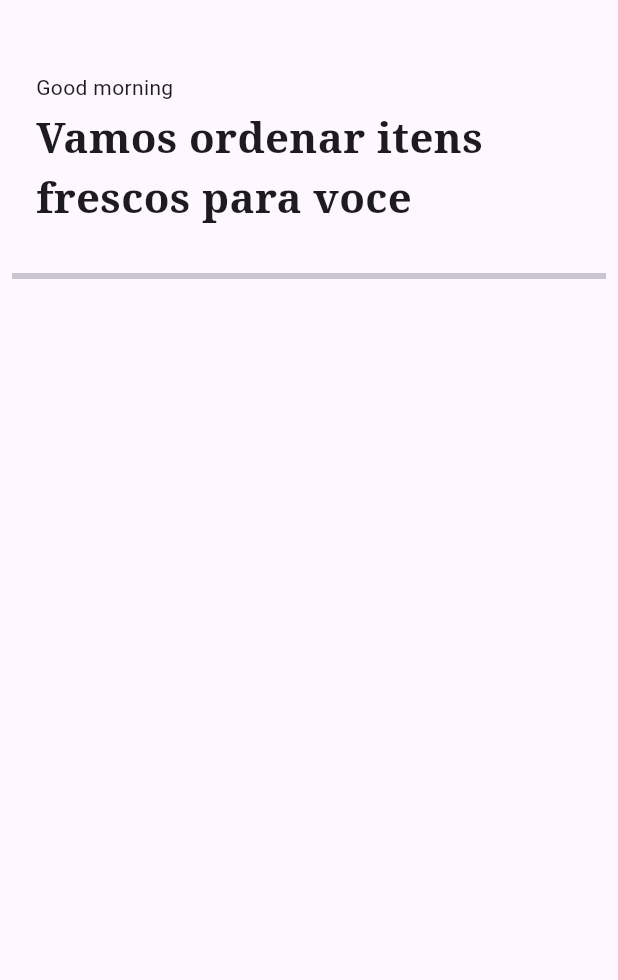
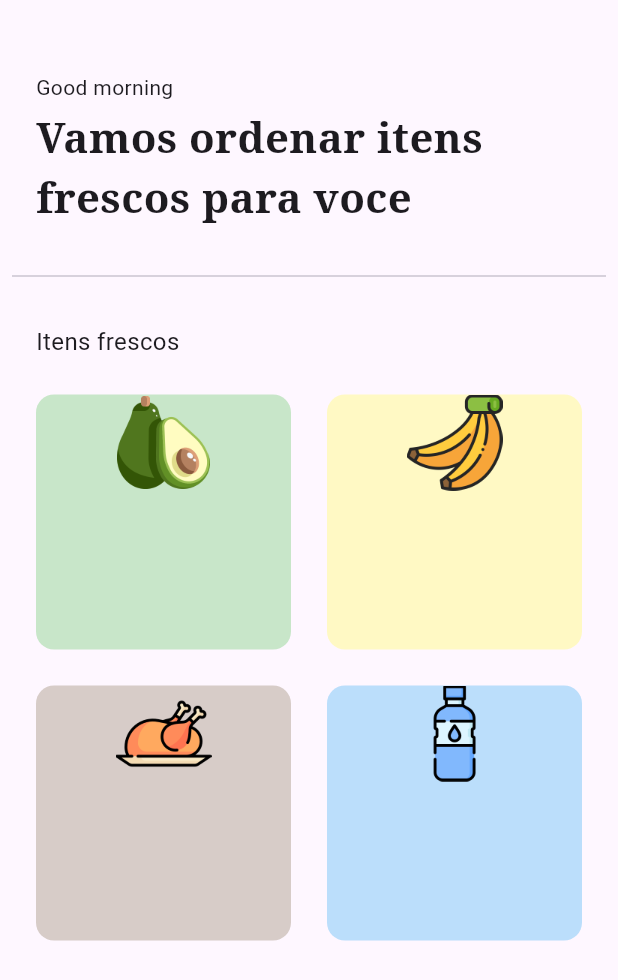
Before and after one commit to leonardoXimenes/flutter_app_mercado, a Flutter app: the screen it shows after launch, after a tap on "Get start", on a phone screen of 412 x 824 dp. Shown: the top 980 px of the screen. Run offline on Flutter 3.47's test engine with Material 3 defaults, Android fonts, the light colour scheme and no system bars; our stand-ins replace google_fonts.

Commit message:
commit 10

```diff
--- /dev/null
+++ b/lib/components/grocery_item_tile.dart
@@ -0,0 +1,40 @@
+import 'package:flutter/material.dart';
+
+class GroceryItemTile extends StatelessWidget {
+  final String itemName;
+  final String itemPrice;
+  final String imagePath;
+  final color;
+
+  const GroceryItemTile({
+    super.key,
+    required this.itemName,
+    required this.itemPrice,
+    required this.imagePath,
+    required this.color,
+    });
+
+  @override
+  Widget build(BuildContext context) {
+    return  Padding(
+      padding: const EdgeInsets.all(12.0),
+      child: Container(
+        decoration: BoxDecoration(
+          color:  color[100],
+          borderRadius: BorderRadius.circular(12),
+          ),
+        child: Column(children: [
+          // image
+          Image.asset(
+            imagePath,
+            height: 64,),
+
+          //item name
+          //----------------------- tempo do video 12:27----------------------------------------
+
+          // price + button
+        ],),
+      ),
+    );
+  }
+}
--- a/lib/main.dart
+++ b/lib/main.dart
@@ -1,4 +1,6 @@
 import 'package:flutter/material.dart';
+import 'package:flutter_app_mercado/model/cart_model.dart';
+import 'package:provider/provider.dart';
 import 'pages/intro_page.dart';
 
 void main() {
@@ -10,9 +12,12 @@ class MyApp extends StatelessWidget {
 
   @override
   Widget build(BuildContext context) {
-    return const MaterialApp(
-      debugShowCheckedModeBanner: false,
-      home: IntroPage(),
-    );
+    return ChangeNotifierProvider(
+      create: (context) => CartModel(),
+      child: const MaterialApp(
+        debugShowCheckedModeBanner: false,
+        home: IntroPage(),
+      ),
+      );
   }
 }
--- /dev/null
+++ b/lib/model/cart_model.dart
@@ -0,0 +1,14 @@
+import 'package:flutter/material.dart';
+
+class CartModel extends ChangeNotifier{
+//list of items on sales
+  final List _shopItems = [
+    //[itemName, ItemPrice, imagePath, color ]
+    ["Abacate", "4.00", "images/abacate.png", Colors.green],
+    ["Banana", "2.50", "images/banana.png", Colors.yellow],
+    ["Frango", "12.80", "images/frango.png", Colors.brown],
+    ["Agua", "1.00", "images/agua.png", Colors.blue],
+  ];
+
+  get shopItems => _shopItems;
+}
--- a/lib/pages/home_page.dart
+++ b/lib/pages/home_page.dart
@@ -1,5 +1,8 @@
 import 'package:flutter/material.dart';
+import 'package:flutter_app_mercado/components/grocery_item_tile.dart';
+import 'package:flutter_app_mercado/model/cart_model.dart';
 import 'package:google_fonts/google_fonts.dart';
+import 'package:provider/provider.dart';
 
 class HomePage extends StatelessWidget {
   const HomePage({super.key});
@@ -36,20 +39,45 @@ class HomePage extends StatelessWidget {
             const SizedBox(height: 24),
 
             //divider
-             Padding(
+             const Padding(
               padding: const EdgeInsets.symmetric(horizontal:  8.0),
-              child: Divider(
-                thickness: 4,
+              child: Divider(),
               ),
-            ),
 
             const SizedBox(height: 24),
 
             //fresh items + grid
+            const Padding(
+              padding: EdgeInsets.symmetric(horizontal: 24.0),
+              child: Text(
+                "Itens frescos",
+                style: TextStyle(fontSize: 16),
+              ),
+            ),
+
+            Expanded(
+              child: Consumer<CartModel>(
+                builder: (context,value, child){
+                return GridView.builder(
+                  itemCount: value.shopItems.length,
+                  padding: EdgeInsets.all(12),
+                  gridDelegate:
+                  const SliverGridDelegateWithFixedCrossAxisCount(
+                    crossAxisCount: 2),
+                    itemBuilder: (context, index) {
+                      return GroceryItemTile(
+                        itemName: value.shopItems[index][0],
+                        itemPrice: value.shopItems[index][1],
+                        imagePath: value.shopItems[index][2],
+                        color: value.shopItems[index][3],
+                        );
+                    },
+                  );
+              },)
+            )
           ],
         ),
       ),
     );
   }
 }
-// tempo do video do youtube : 07:23
--- a/pubspec.yaml
+++ b/pubspec.yaml
@@ -35,6 +35,7 @@ dependencies:
   # Use with the CupertinoIcons class for iOS style icons.
   cupertino_icons: ^1.0.8
   google_fonts: ^8.0.2
+  provider:
 
 dev_dependencies:
   flutter_test:
```
Also changed, not shown: pubspec.lock.
